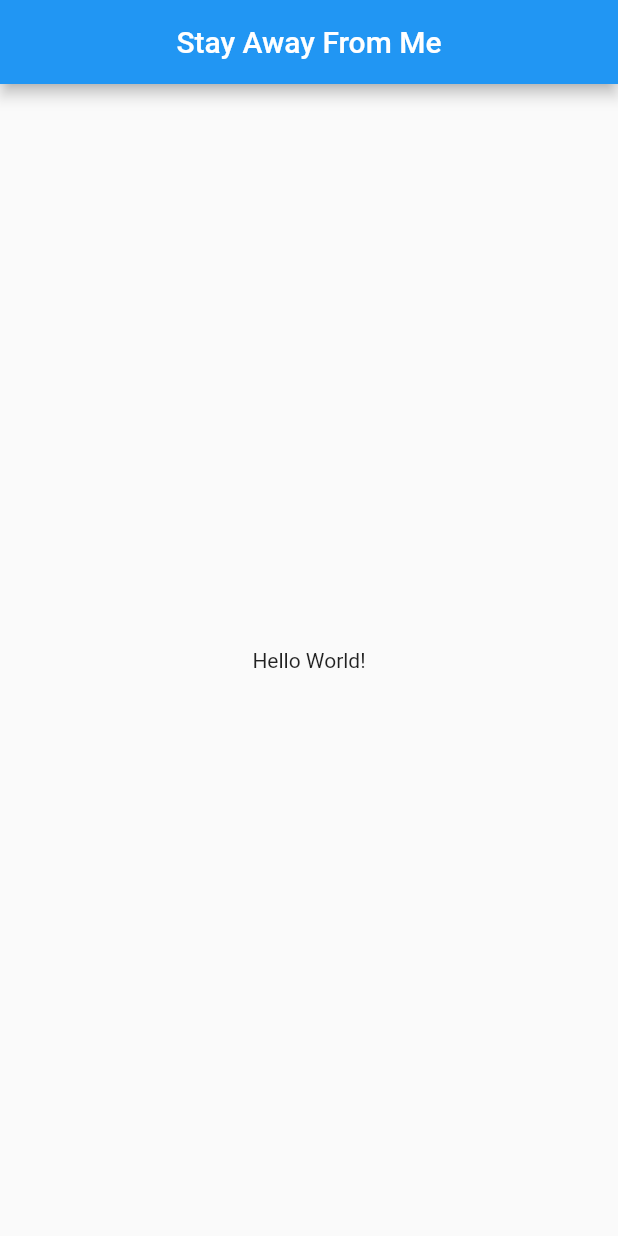
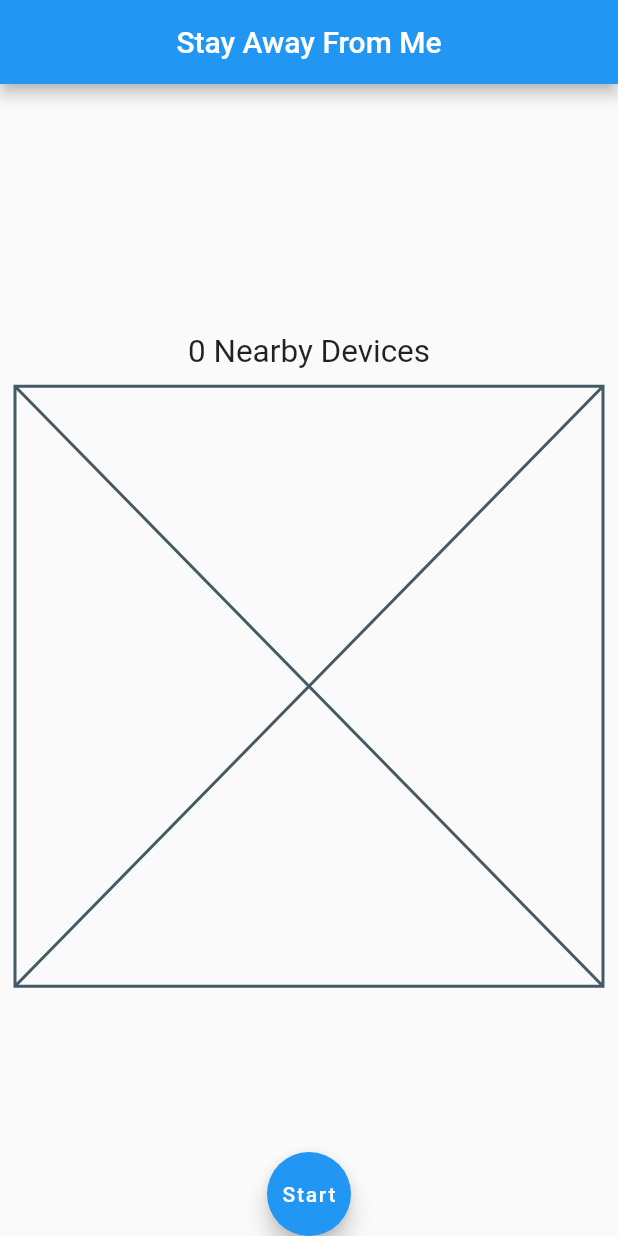
Before and after one commit to Ryan-Adams365/stay-away-from-me, a Flutter app: the screen it shows after launch, on a phone screen of 412 x 824 dp. Run offline on Flutter 3.47's test engine with Material 2 defaults, Android fonts, the phone set to English and light mode, and no system bars.

Commit message:
Added homescreen, which will display everything

```diff
--- a/lib/app.dart
+++ b/lib/app.dart
@@ -1,8 +1,10 @@
 import 'package:flutter/material.dart';
+import 'package:stay_away_from_me/screens/home_screen.dart';
 
 class App extends StatelessWidget {
 
   static final String title = 'Stay Away From Me';
+
 
   @override
   Widget build(BuildContext context) {
@@ -12,8 +14,10 @@ class App extends StatelessWidget {
           title: Text(title),
           centerTitle: true,
         ),
-        body: Center(child: Text('Hello World!'),),
-      ),
+        floatingActionButton: FloatingActionButton(child: Text('Start')),
+        floatingActionButtonLocation: FloatingActionButtonLocation.centerDocked,
+        body: HomeScreen()
+    )
     );
   }
 }
--- /dev/null
+++ b/lib/screens/home_screen.dart
@@ -0,0 +1,22 @@
+import 'package:flutter/material.dart';
+
+class HomeScreen extends StatelessWidget {
+
+  static final int count = 0;
+  static final double horizontalPadding = 10;
+
+  @override
+  Widget build(BuildContext context) {
+    return Padding(
+      padding: EdgeInsets.only(left: horizontalPadding, right: horizontalPadding),
+      child: Column(
+        mainAxisAlignment: MainAxisAlignment.center,
+        children: [
+          Text('${count} Nearby Devices', textScaleFactor: 1.5),
+          SizedBox(height: 10,),
+          Placeholder(),
+        ],
+      ),
+    );
+  }
+}
```
